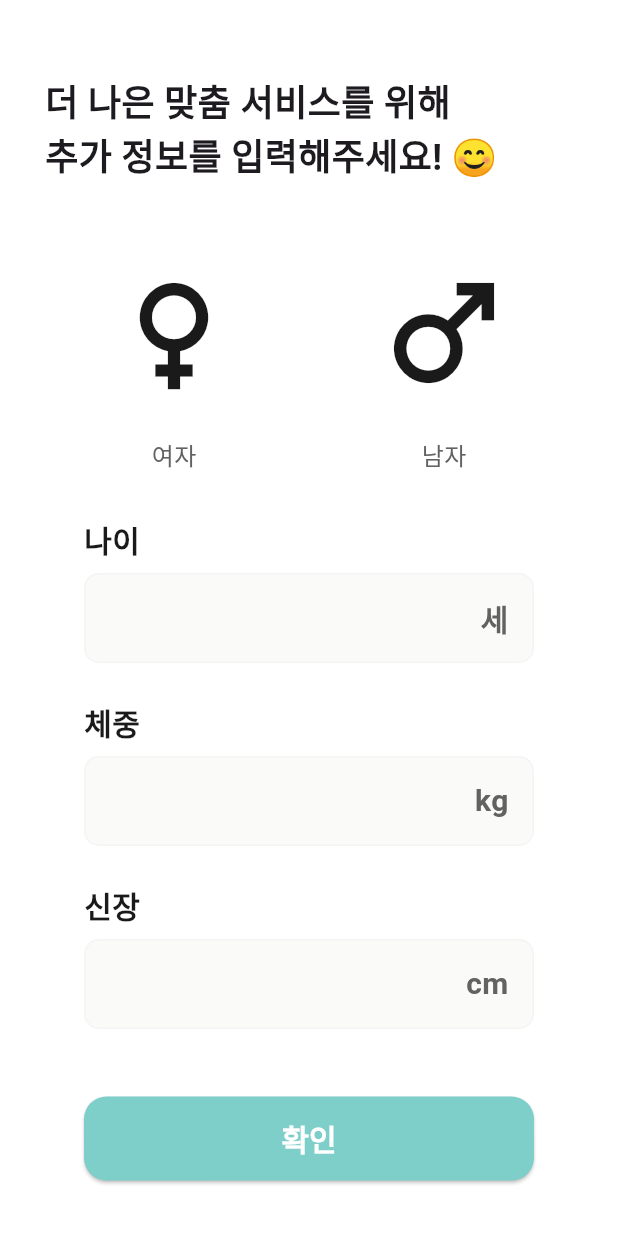
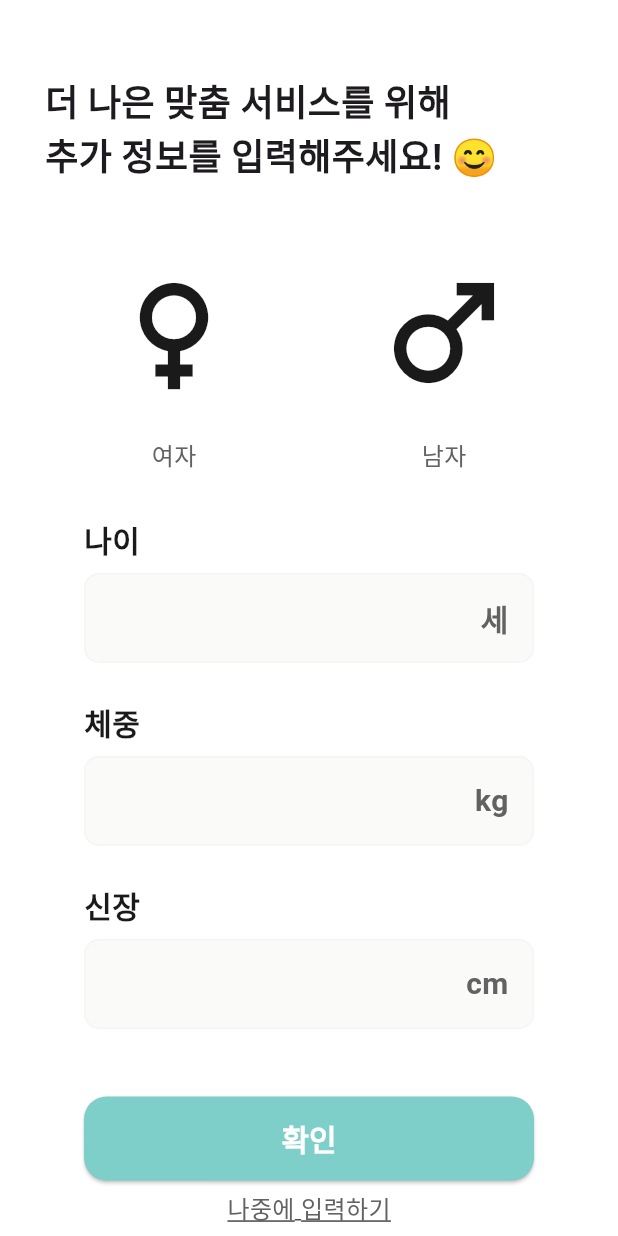
Before and after one commit to yogaplay/prana, a Flutter app: the screen it shows after launch, on a phone screen of 412 x 824 dp. Run offline on Flutter 3.47's test engine with Material 3 defaults, Android fonts, the phone set to English and light mode, and no system bars; our stand-ins replace flutter_dotenv, flutter_riverpod, flutter_secure_storage; missing offline and left inert: kakao_flutter_sdk_user; Roboto replaces fonts that are missing (Pretendard).

Commit message:
[FE/DESIGN] 나중에 입력하기 텍스트 추가 (#21)

```diff
--- a/frontend/lib/features/auth/screens/signup_screen.dart
+++ b/frontend/lib/features/auth/screens/signup_screen.dart
@@ -1,4 +1,5 @@
 import 'package:flutter/material.dart';
+import 'package:frontend/constants/app_colors.dart';
 import 'package:frontend/features/auth/widgets/gender_selection_widget.dart';
 import 'package:frontend/features/auth/widgets/info_input_field.dart';
 import 'package:frontend/widgets/button.dart';
@@ -79,6 +80,15 @@ class _SignupScreenState extends State<SignupScreen> {
               SizedBox(height: 45),
 
               Button(text: '확인', onPressed: () => {}),
+              SizedBox(height: 7),
+              Text(
+                '나중에 입력하기',
+                style: TextStyle(
+                  color: AppColors.graytext,
+                  decoration: TextDecoration.underline,
+                  fontSize: 16,
+                ),
+              ),
             ],
           ),
         ),
```
